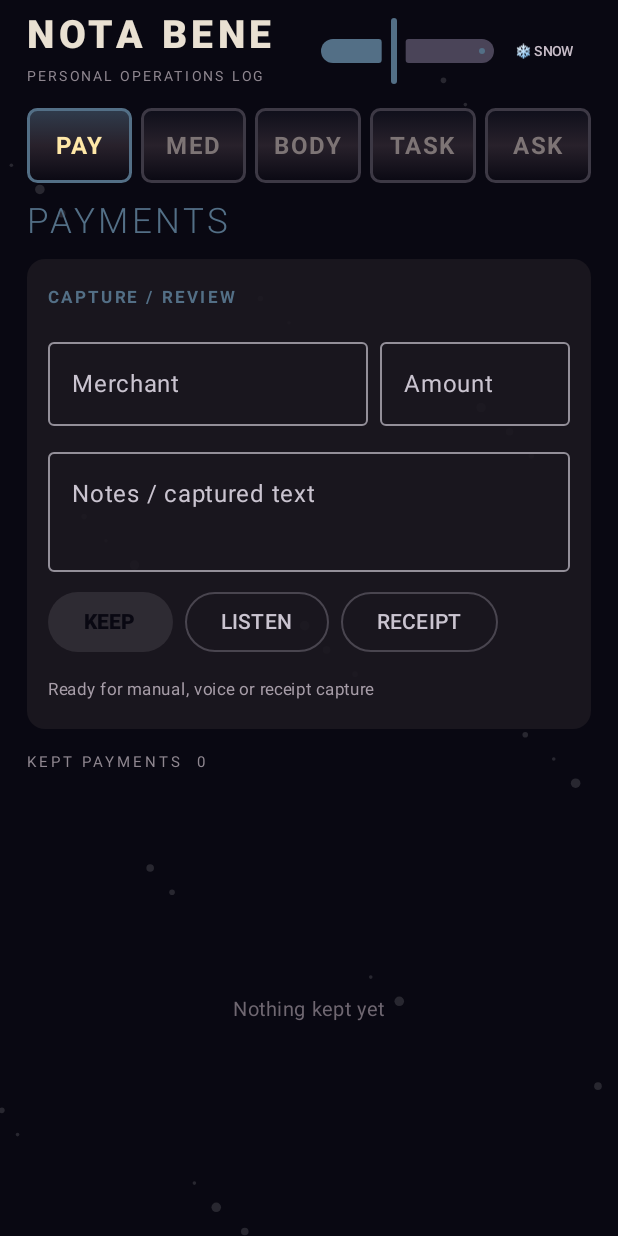
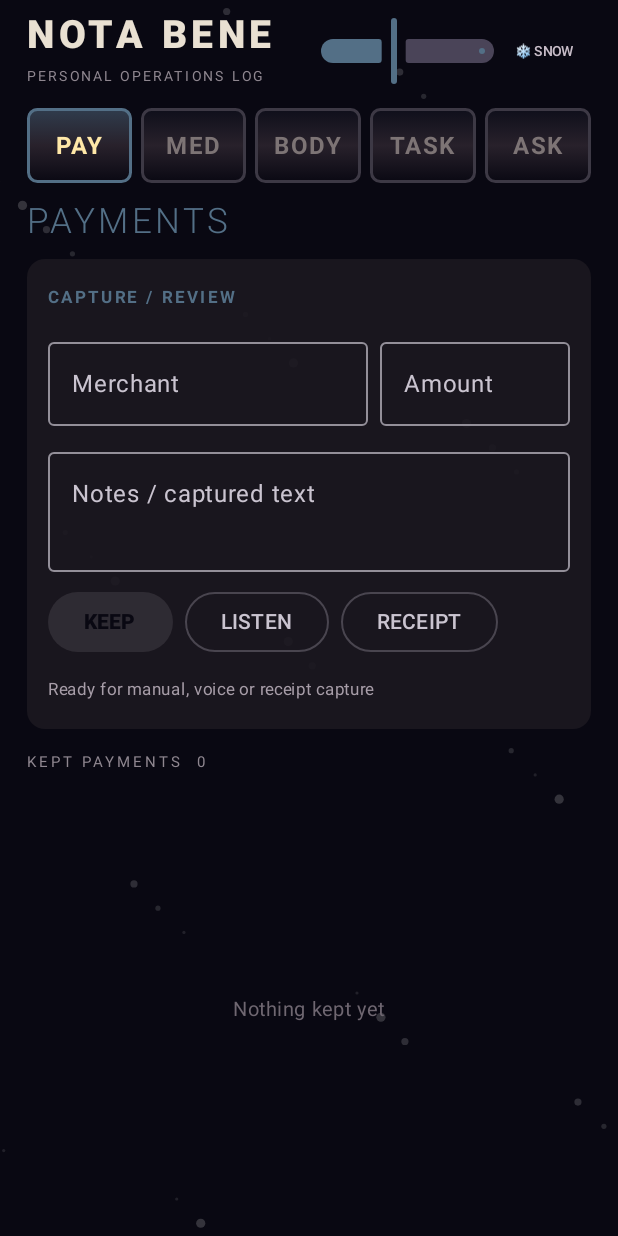
Before and after one commit to AndyJMyers/Nota-Bene, an Android app built with Jetpack Compose: the screen it shows after launch (MainActivity), after a tap on "✦ SKY", on a phone screen of 412 x 824 dp. Run offline under Robolectric (Android 15) with nearby library versions, the phone set to English and light mode, and no system bars; our stand-ins replace Room's generated code; libraries missing offline, so code that uses them is left out: com.google.mlkit.vision.

Commit message:
Expand calm background effects

```diff
--- a/app/build.gradle.kts
+++ b/app/build.gradle.kts
@@ -13,8 +13,8 @@ android {
         applicationId = "com.notabene.app"
         minSdk = 26
         targetSdk = 36
-        versionCode = 10
-        versionName = "0.6.1-alpha10"
+        versionCode = 11
+        versionName = "0.6.2-alpha11"
     }
 
     buildFeatures { compose = true }
--- a/app/src/main/java/com/notabene/app/MainActivity.kt
+++ b/app/src/main/java/com/notabene/app/MainActivity.kt
@@ -66,7 +66,9 @@ import androidx.compose.ui.draw.alpha
 import androidx.compose.ui.geometry.Offset
 import androidx.compose.ui.graphics.Brush
 import androidx.compose.ui.graphics.Color
+import androidx.compose.ui.graphics.Path
 import androidx.compose.ui.graphics.lerp
+import androidx.compose.ui.graphics.drawscope.Stroke
 import androidx.compose.ui.platform.LocalContext
 import androidx.compose.ui.text.font.FontWeight
 import androidx.compose.ui.text.style.TextOverflow
@@ -87,6 +89,9 @@ import java.time.format.DateTimeFormatter
 import java.time.format.DateTimeParseException
 import java.util.Date
 import java.util.Locale
+import kotlin.math.PI
+import kotlin.math.cos
+import kotlin.math.sin
 
 private val Ink = Color(0xFF090812)
 private val Glass = Color(0xFF28212B)
@@ -103,7 +108,14 @@ private enum class Tab(val shortLabel: String, val title: String, val prompt: St
     RESEARCH("ASK", "Further research", "Add a question to investigate")
 }
 
-private enum class Effect { STARS, SNOW }
+private enum class Effect(val label: String) {
+    STARS("✦ SKY"),
+    SNOW("❄ SNOW"),
+    OIL("◉ OIL"),
+    WAVES("≋ WAVES");
+
+    fun next(): Effect = entries[(ordinal + 1) % entries.size]
+}
 
 class MainActivity : ComponentActivity() {
     override fun onCreate(savedInstanceState: Bundle?) {
@@ -131,7 +143,7 @@ private fun NotaBeneApp() {
                     accent = accent,
                     effect = effect,
                     onMoodChange = { mood = it },
-                    onCycleEffect = { effect = if (effect == Effect.STARS) Effect.SNOW else Effect.STARS }
+                    onCycleEffect = { effect = effect.next() }
                 )
                 InstrumentTabs(selected, accent) { selected = it }
                 AnimatedContent(
@@ -175,7 +187,7 @@ private fun Header(
                 colors = SliderDefaults.colors(thumbColor = accent, activeTrackColor = accent)
             )
             TextButton(onClick = onCycleEffect, contentPadding = ButtonDefaults.TextButtonContentPadding) {
-                Text(if (effect == Effect.STARS) "✦ SKY" else "❄ SNOW", color = Color(0xFFC8BDC8), fontSize = 9.sp)
+                Text(effect.label, color = Color(0xFFC8BDC8), fontSize = 9.sp)
             }
         }
     }
@@ -764,16 +776,80 @@ private fun PlaceholderPanel(tab: Tab, accent: Color, modifier: Modifier = Modif
 @Composable
 private fun CalmBackground(effect: Effect, accent: Color) {
     val motion = rememberInfiniteTransition(label = "calm background")
-    val phase by motion.animateFloat(0f, 1f, infiniteRepeatable(tween(if (effect == Effect.STARS) 7000 else 11000), RepeatMode.Restart), label = "atmosphere")
+    val duration = when (effect) {
+        Effect.STARS -> 16_000
+        Effect.SNOW -> 12_000
+        Effect.OIL -> 24_000
+        Effect.WAVES -> 18_000
+    }
+    val phase by motion.animateFloat(0f, 1f, infiniteRepeatable(tween(duration), RepeatMode.Restart), label = "atmosphere")
     Canvas(Modifier.fillMaxSize().alpha(.42f)) {
-        val count = if (effect == Effect.STARS) 42 else 30
-        repeat(count) { index ->
-            val baseX = ((index * 83) % 101) / 100f * size.width
-            val baseY = ((index * 47 + if (effect == Effect.SNOW) 19 else 0) % 103) / 102f * size.height
-            val x = if (effect == Effect.SNOW) (baseX + phase * (12 + index % 7)) % size.width else baseX
-            val y = if (effect == Effect.SNOW) (baseY + phase * size.height) % size.height else baseY
-            val pulse = if (effect == Effect.STARS) .12f + ((phase + index * .17f) % 1f) * .32f else .3f
-            drawCircle(if (effect == Effect.STARS) accent else Color.White, if (effect == Effect.STARS) 0.8f + index % 3 else 1.8f + index % 4, Offset(x, y), alpha = pulse)
+        when (effect) {
+            Effect.STARS -> {
+                repeat(58) { index ->
+                    val x = ((index * 83) % 101) / 100f * size.width
+                    val y = ((index * 47) % 103) / 102f * size.height
+                    val pulse = .12f + ((phase + index * .17f) % 1f) * .38f
+                    drawCircle(if (index % 7 == 0) accent else Color.White, .7f + index % 3, Offset(x, y), alpha = pulse)
+                }
+
+                val novaPulse = (.5f + .5f * sin(phase * 2f * PI.toFloat()))
+                val nova = Offset(size.width * .78f, size.height * .22f)
+                drawCircle(accent, 8f + novaPulse * 18f, nova, alpha = .05f + novaPulse * .08f)
+                drawCircle(Color.White, 1.6f + novaPulse * 1.5f, nova, alpha = .5f)
+                repeat(6) { ray ->
+                    val angle = ray * PI.toFloat() / 3f
+                    val length = 9f + novaPulse * 13f
+                    drawLine(Color.White, nova, Offset(nova.x + cos(angle) * length, nova.y + sin(angle) * length), 1f, alpha = .08f + novaPulse * .1f)
+                }
+
+                val comet = (phase * 2.2f) % 1f
+                if (comet < .2f) {
+                    val p = comet / .2f
+                    val head = Offset(size.width * (.08f + p * .7f), size.height * (.2f + p * .2f))
+                    drawLine(Color.White, Offset(head.x - 75f, head.y - 34f), head, 1.5f, alpha = .42f * (1f - p))
+                    drawCircle(Color.White, 2.2f, head, alpha = .65f * (1f - p))
+                }
+                val secondComet = ((phase + .57f) * 1.7f) % 1f
+                if (secondComet < .14f) {
+                    val p = secondComet / .14f
+                    val head = Offset(size.width * (.35f + p * .45f), size.height * (.66f + p * .12f))
+                    drawLine(accent, Offset(head.x - 55f, head.y - 20f), head, 1.2f, alpha = .3f * (1f - p))
+                }
+            }
+
+            Effect.SNOW -> repeat(34) { index ->
+                val baseX = ((index * 83) % 101) / 100f * size.width
+                val baseY = ((index * 47 + 19) % 103) / 102f * size.height
+                val x = (baseX + sin((phase + index) * 2f * PI.toFloat()) * (6f + index % 8)) % size.width
+                val y = (baseY + phase * size.height) % size.height
+                drawCircle(Color.White, 1.6f + index % 4, Offset(x, y), alpha = .24f + (index % 4) * .06f)
+            }
+
+            Effect.OIL -> {
+                val colours = listOf(Purple, Blue, accent, Fusion, Crimson)
+                repeat(5) { index ->
+                    val angle = phase * 2f * PI.toFloat() + index * 1.37f
+                    val x = size.width * (.5f + .34f * sin(angle * (.45f + index * .05f)))
+                    val y = size.height * (.5f + .38f * cos(angle * (.32f + index * .04f)))
+                    val radius = size.minDimension * (.24f + index * .035f)
+                    drawCircle(colours[index], radius, Offset(x, y), alpha = .055f + index * .008f)
+                    drawCircle(lerp(colours[index], Color.White, .18f), radius * .55f, Offset(x + radius * .2f, y - radius * .12f), alpha = .025f)
+                }
+            }
+
+            Effect.WAVES -> repeat(5) { band ->
+                val path = Path()
+                val baseY = size.height * (.24f + band * .13f)
+                val amplitude = 12f + band * 5f
+                val steps = 32
+                repeat(steps + 1) { step ->
+                    val x = size.width * step / steps
+                    val y = baseY + sin(step * .45f + phase * 2f * PI.toFloat() + band * .9f) * amplitude
+                    if (step == 0) path.moveTo(x, y) else path.lineTo(x, y)
+                }
+                drawPath(path, lerp(accent, Color.White, band * .08f), alpha = .12f + band * .025f, style = Stroke(width = 1.4f + band * .3f))
+            }
         }
     }
 }
```
